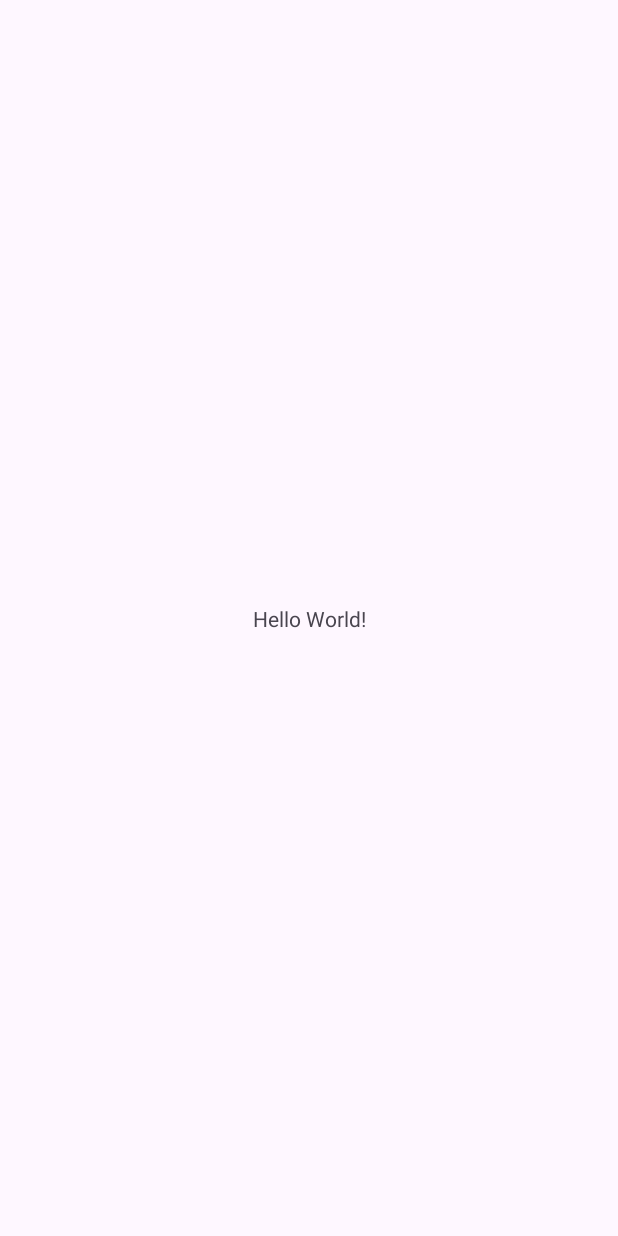
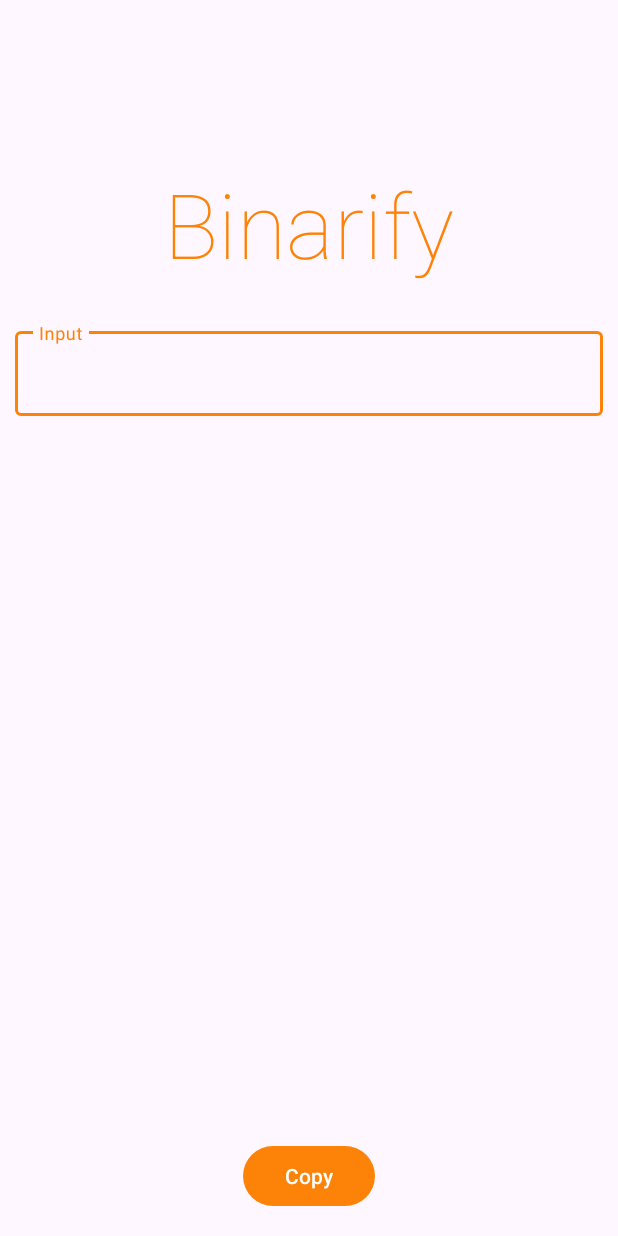
Before and after one commit to podratz/binarify-android, an Android app: the screen it shows after launch (MainActivity), on a phone screen of 412 x 824 dp. Before the commit the screen is almost empty. Run offline under Robolectric (Android 15) with nearby library versions, the phone set to English and light mode, and no system bars.

Commit message:
Setup main layout

```diff
--- a/app/src/main/res/layout/activity_main.xml
+++ b/app/src/main/res/layout/activity_main.xml
@@ -7,12 +7,76 @@
     tools:context=".MainActivity">
 
     <TextView
+        android:id="@+id/titleTextView"
         android:layout_width="wrap_content"
         android:layout_height="wrap_content"
-        android:text="Hello World!"
+        android:fontFamily="sans-serif-thin"
+        android:text="@string/app_name"
+        android:textColor="@color/orange"
+        android:textSize="60sp"
         app:layout_constraintBottom_toBottomOf="parent"
         app:layout_constraintEnd_toEndOf="parent"
+        app:layout_constraintHorizontal_bias="0.5"
         app:layout_constraintStart_toStartOf="parent"
-        app:layout_constraintTop_toTopOf="parent" />
+        app:layout_constraintTop_toTopOf="parent"
+        app:layout_constraintVertical_bias="0.14589803375031543" />
+
+    <com.google.android.material.textfield.TextInputLayout
+        android:id="@+id/inputLayout"
+        android:layout_width="0dp"
+        android:layout_height="wrap_content"
+        android:layout_marginStart="10dp"
+        android:layout_marginTop="26dp"
+        android:layout_marginEnd="10dp"
+        app:layout_constraintEnd_toEndOf="parent"
+        app:layout_constraintStart_toStartOf="parent"
+        app:layout_constraintTop_toBottomOf="@+id/titleTextView">
+
+        <com.google.android.material.textfield.TextInputEditText
+            android:id="@+id/inputEditText"
+            android:layout_width="match_parent"
+            android:layout_height="wrap_content"
+            android:hint="@string/input_placeholder" />
+    </com.google.android.material.textfield.TextInputLayout>
+
+    <ScrollView
+        android:id="@+id/outputScrollView"
+        android:layout_width="0dp"
+        android:layout_height="0dp"
+        android:layout_marginStart="26dp"
+        android:layout_marginTop="10dp"
+        android:layout_marginEnd="26dp"
+        android:layout_marginBottom="10dp"
+        app:layout_constraintBottom_toTopOf="@+id/copyButton"
+        app:layout_constraintEnd_toEndOf="@+id/inputLayout"
+        app:layout_constraintStart_toStartOf="@+id/inputLayout"
+        app:layout_constraintTop_toBottomOf="@+id/inputLayout"
+        tools:ignore="TextSizeCheck">
+
+        <LinearLayout
+            android:layout_width="match_parent"
+            android:layout_height="wrap_content"
+            android:orientation="vertical">
+
+            <TextView
+                android:id="@+id/outputTextView"
+                android:layout_width="match_parent"
+                android:layout_height="wrap_content"
+                android:fontFamily="monospace"
+                android:textSize="34sp"
+                tools:text="1011010010110100" />
+        </LinearLayout>
+    </ScrollView>
+
+    <Button
+        android:id="@+id/copyButton"
+        android:layout_width="wrap_content"
+        android:layout_height="wrap_content"
+        android:layout_marginBottom="16dp"
+        android:text="@string/copy"
+        app:layout_constraintBottom_toBottomOf="parent"
+        app:layout_constraintEnd_toEndOf="parent"
+        app:layout_constraintHorizontal_bias="0.5"
+        app:layout_constraintStart_toStartOf="parent" />
 
 </androidx.constraintlayout.widget.ConstraintLayout>
--- a/app/src/main/res/values/colors.xml
+++ b/app/src/main/res/values/colors.xml
@@ -1,5 +1,4 @@
 <?xml version="1.0" encoding="utf-8"?>
 <resources>
-    <color name="black">#FF000000</color>
-    <color name="white">#FFFFFFFF</color>
+    <color name="orange">#FFFD8308</color>
 </resources>
--- a/app/src/main/res/values/strings.xml
+++ b/app/src/main/res/values/strings.xml
@@ -1,3 +1,5 @@
 <resources>
     <string name="app_name">Binarify</string>
+    <string name="copy">Copy</string>
+    <string name="input_placeholder">Input</string>
 </resources>
--- a/app/src/main/res/values/themes.xml
+++ b/app/src/main/res/values/themes.xml
@@ -2,7 +2,7 @@
     <!-- Base application theme. -->
     <style name="Base.Theme.Binarify" parent="Theme.Material3.DayNight.NoActionBar">
         <!-- Customize your light theme here. -->
-        <!-- <item name="colorPrimary">@color/my_light_primary</item> -->
+        <item name="colorPrimary">@color/orange</item>
     </style>
 
     <style name="Theme.Binarify" parent="Base.Theme.Binarify" />
```
